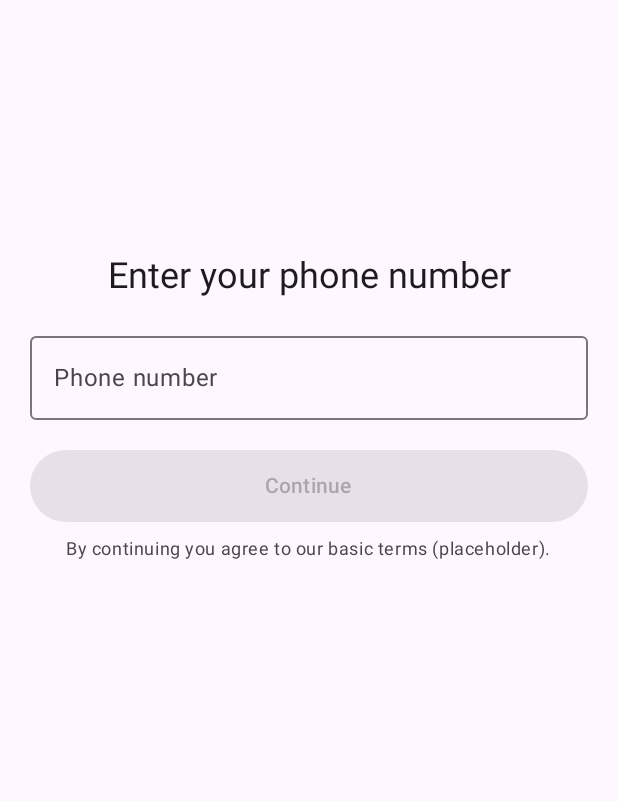
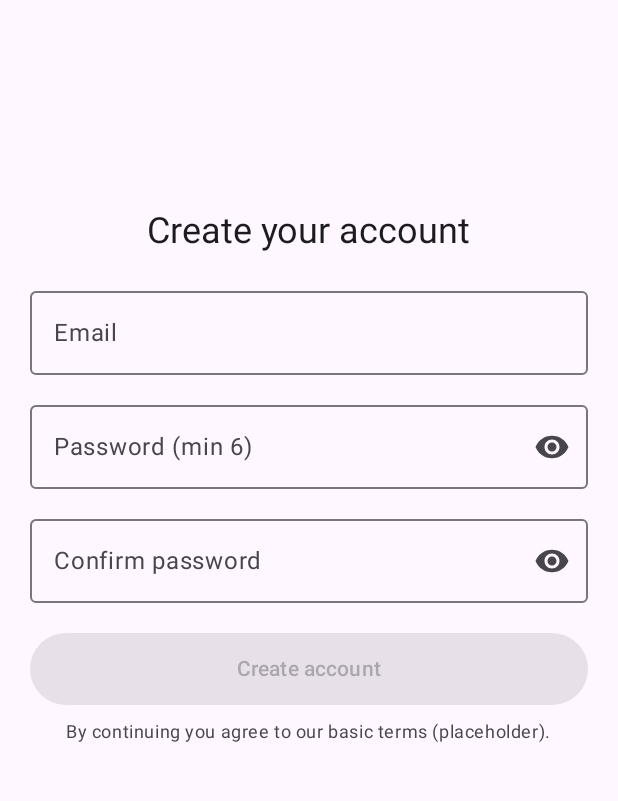
Before and after one commit to AlonBletter/protectalk-client, an Android app built with Jetpack Compose: the screen it shows after launch (MainActivity), on a phone screen of 412 x 824 dp, the part 69-870 px from its top. Run offline under Robolectric (Android 15) with nearby library versions, the phone set to English and light mode, and no system bars; our stand-ins replace Firebase (no records; nobody signed in at launch, a user with empty details on screens opened directly).

Commit message:
Moved to Email/Password Auth and it works!!!!

```diff
--- a/app/build.gradle.kts
+++ b/app/build.gradle.kts
@@ -53,6 +53,11 @@ dependencies {
     implementation("androidx.activity:activity-compose:1.8.0")
     implementation("androidx.compose.ui:ui:1.5.3")
     implementation("androidx.compose.material3:material3:1.1.2")
+
+    // Material Icons
+    implementation(libs.material.icons.core)
+    implementation(libs.androidx.material.icons.extended)
+
     implementation("androidx.navigation:navigation-compose:2.7.3")
     implementation(libs.androidx.core.ktx)
     implementation(libs.androidx.lifecycle.runtime.ktx)
--- a/app/src/main/java/com/protectalk/protectalk/navigation/AppNavHost.kt
+++ b/app/src/main/java/com/protectalk/protectalk/navigation/AppNavHost.kt
@@ -4,24 +4,23 @@ import androidx.compose.foundation.layout.padding
 import androidx.compose.material.icons.Icons
 import androidx.compose.material.icons.filled.Home
 import androidx.compose.material.icons.filled.Settings
-import androidx.compose.material.icons.filled.Add
+import androidx.compose.material.icons.filled.Shield
 import androidx.compose.material3.*
 import androidx.compose.runtime.Composable
+import androidx.compose.runtime.LaunchedEffect
 import androidx.compose.runtime.collectAsState
 import androidx.compose.runtime.getValue
+import androidx.compose.ui.Modifier
 import androidx.navigation.NavDestination
 import androidx.navigation.NavDestination.Companion.hierarchy
 import androidx.navigation.NavGraph.Companion.findStartDestination
 import androidx.navigation.NavHostController
-import androidx.navigation.NavType
 import androidx.navigation.compose.*
-import androidx.navigation.navArgument
 import com.protectalk.protectalk.ui.home.HomeScreen
 import com.protectalk.protectalk.ui.protection.ProtectionScreen
 import com.protectalk.protectalk.ui.registration.RegistrationScreen
-import com.protectalk.protectalk.ui.registration.VerificationScreen
 import com.protectalk.protectalk.ui.settings.SettingsScreen
-import com.protectalk.protectalk.ui.splash.SplashScreen // ← add this import
+import com.protectalk.protectalk.ui.splash.SplashScreen
 import androidx.lifecycle.viewmodel.compose.viewModel
 import com.protectalk.protectalk.ui.registration.AuthViewModel
 
@@ -33,28 +32,23 @@ private data class NavItem(
 
 private val bottomItems = listOf(
     NavItem(Routes.Home, "Home", Icons.Default.Home),
-    NavItem(Routes.Protection, "Protection", Icons.Default.Add),
+    NavItem(Routes.Protection, "Protection", Icons.Default.Shield),
     NavItem(Routes.Settings, "Settings", Icons.Default.Settings)
 )
 
 @OptIn(ExperimentalMaterial3Api::class)
 @Composable
 fun AppNavHost(navController: NavHostController) {
+    val authViewModel: AuthViewModel = viewModel()
+
     val navBackStackEntry by navController.currentBackStackEntryAsState()
-    val currentDest: NavDestination? = navBackStackEntry?.destination
-
-    val authViewModel: AuthViewModel = viewModel()
+    val currentDest = navBackStackEntry?.destination
     val isSignedIn = authViewModel.ui.collectAsState().value.isSignedIn
 
     Scaffold(
         bottomBar = {
-            // Show bottom bar only when not in splash/auth flow
             val route = currentDest?.route
-            val showBar =
-                route?.startsWith("verification") == false &&
-                        route != Routes.Registration &&
-                        route != Routes.Splash
-
+            val showBar = route != Routes.Splash && route != Routes.Registration
             if (showBar) {
                 NavigationBar {
                     bottomItems.forEach { item ->
@@ -64,13 +58,10 @@ fun AppNavHost(navController: NavHostController) {
                             onClick = {
                                 if (!selected) {
                                     navController.navigate(item.route) {
-                                        // Pop up to the start of the graph to avoid building a large stack
                                         popUpTo(navController.graph.findStartDestination().id) {
                                             saveState = true
                                         }
-                                        // Avoid multiple copies of the same destination
                                         launchSingleTop = true
-                                        // Restore state when reselecting a previously selected item
                                         restoreState = true
                                     }
                                 }
@@ -85,15 +76,14 @@ fun AppNavHost(navController: NavHostController) {
     ) { padding ->
         NavHost(
             navController = navController,
-            startDestination = Routes.Splash, // ← start at Splash now
-            modifier = androidx.compose.ui.Modifier.padding(padding)
+            startDestination = Routes.Splash,
+            modifier = Modifier.padding(padding)
         ) {
-            // Splash decides where to go based on isSignedIn
             composable(Routes.Splash) {
                 SplashScreen()
-                androidx.compose.runtime.LaunchedEffect(isSignedIn) {
+                LaunchedEffect(isSignedIn) {
                     navController.navigate(if (isSignedIn) Routes.Home else Routes.Registration) {
-                        popUpTo(Routes.Splash) { inclusive = true } // remove Splash from back stack
+                        popUpTo(Routes.Splash) { inclusive = true }
                         launchSingleTop = true
                     }
                 }
@@ -101,27 +91,18 @@ fun AppNavHost(navController: NavHostController) {
 
             composable(Routes.Registration) {
                 RegistrationScreen(
-                    onContinue = { phone ->
-                        // TODO(auth): start Firebase verifyPhoneNumber(phone) before nav; stash verificationId/resendToken
-                        navController.navigate("verification/$phone")
-                    }
-                )
-            }
-
-            composable(
-                route = Routes.Verification,
-                arguments = listOf(navArgument("phone") { type = NavType.StringType })
-            ) { backStackEntry ->
-                val phone = backStackEntry.arguments?.getString("phone") ?: ""
-                VerificationScreen(
-                    phoneNumber = phone,
-                    onVerified = {
-                        // NOTE: Once Firebase is wired, rely on FirebaseAuth.getInstance().currentUser instead
-                        authViewModel.markSignedIn() // UI-only session gate for now
-                        navController.navigate(Routes.Home) {
-                            popUpTo(Routes.Registration) { inclusive = true } // clear auth screens
-                            launchSingleTop = true
-                        }
+                    onRegister = { email, password ->
+                        authViewModel.signUp(
+                            email = email,
+                            password = password,
+                            onSuccess = {
+                                navController.navigate(Routes.Home) {
+                                    popUpTo(Routes.Registration) { inclusive = true }
+                                    launchSingleTop = true
+                                }
+                            },
+                            onError = { /* TODO: surface error via snackbar/text */ }
+                        )
                     }
                 )
             }
@@ -133,6 +114,6 @@ fun AppNavHost(navController: NavHostController) {
     }
 }
 
-// tiny helper to highlight the selected tab when nested graphs are used (safe here too)
+// helper to highlight the selected tab
 private fun NavDestination?.isRouteInHierarchy(route: String): Boolean =
     this?.hierarchy?.any { it.route == route } == true
--- a/app/src/main/java/com/protectalk/protectalk/ui/registration/RegistrationScreen.kt
+++ b/app/src/main/java/com/protectalk/protectalk/ui/registration/RegistrationScreen.kt
@@ -2,32 +2,48 @@
 
 package com.protectalk.protectalk.ui.registration
 
-import android.app.Activity
 import androidx.compose.foundation.layout.*
 import androidx.compose.foundation.text.KeyboardOptions
+import androidx.compose.material.icons.Icons
+import androidx.compose.material.icons.filled.Visibility
+import androidx.compose.material.icons.filled.VisibilityOff
 import androidx.compose.material3.*
 import androidx.compose.runtime.*
+import androidx.compose.runtime.saveable.rememberSaveable
 import androidx.compose.ui.Alignment
 import androidx.compose.ui.Modifier
-import androidx.compose.ui.platform.LocalContext
 import androidx.compose.ui.text.input.KeyboardType
+import androidx.compose.ui.text.input.PasswordVisualTransformation
+import androidx.compose.ui.text.input.VisualTransformation
 import androidx.compose.ui.tooling.preview.Preview
 import androidx.compose.ui.unit.dp
-import androidx.lifecycle.viewmodel.compose.viewModel
 
 @Preview(showBackground = true)
 @Composable
 private fun RegistrationScreen_Preview() {
-    RegistrationScreen(onContinue = { /* no-op for preview */ })
+    RegistrationScreen(onRegister = { _, _ -> })
 }
 
 @Composable
 fun RegistrationScreen(
-    onContinue: (phone: String) -> Unit,
-    viewModel: AuthViewModel = viewModel()   // ← inject VM (keeps look identical)
+    onRegister: (email: String, password: String) -> Unit, // will call VM later
+    // later we can inject a VM: viewModel: EmailAuthViewModel = viewModel()
 ) {
-    var phone by remember { mutableStateOf("") }
-    val activity = LocalContext.current as Activity
+    var email by rememberSaveable { mutableStateOf("") }
+    var password by rememberSaveable { mutableStateOf("") }
+    var confirm by rememberSaveable { mutableStateOf("") }
+    var showPassword by rememberSaveable { mutableStateOf(false) }
+    var showConfirm by rememberSaveable { mutableStateOf(false) }
+    var errorText by remember { mutableStateOf<String?>(null) }
+    var isSubmitting by rememberSaveable { mutableStateOf(false) } // UI loading toggle
+
+    fun isValidEmail(s: String): Boolean =
+        android.util.Patterns.EMAIL_ADDRESS.matcher(s).matches()
+
+    val passwordsMatch = password == confirm
+    val passwordOk = password.length >= 6
+    val emailOk = isValidEmail(email)
+    val canSubmit = emailOk && passwordOk && passwordsMatch && !isSubmitting
 
     Scaffold(
         topBar = { CenterAlignedTopAppBar(title = { Text("ProtecTalk") }) }
@@ -40,49 +56,102 @@ fun RegistrationScreen(
             Column(
                 modifier = Modifier
                     .align(Alignment.TopCenter)
-                    .padding(horizontal = 20.dp, vertical = 150.dp)
+                    .padding(horizontal = 20.dp, vertical = 120.dp)
                     .widthIn(max = 420.dp),
                 horizontalAlignment = Alignment.CenterHorizontally
             ) {
-                Text("Enter your phone number", style = MaterialTheme.typography.headlineSmall)
+                Text("Create your account", style = MaterialTheme.typography.headlineSmall)
 
                 Spacer(Modifier.height(16.dp))
 
                 OutlinedTextField(
-                    value = phone,
-                    onValueChange = { phone = it },
-                    label = { Text("Phone number") },
+                    value = email,
+                    onValueChange = { email = it; errorText = null },
+                    label = { Text("Email") },
                     singleLine = true,
-                    keyboardOptions = KeyboardOptions(keyboardType = KeyboardType.Phone),
+                    keyboardOptions = KeyboardOptions(keyboardType = KeyboardType.Email),
+                    modifier = Modifier.fillMaxWidth()
+                )
+
+                Spacer(Modifier.height(12.dp))
+
+                OutlinedTextField(
+                    value = password,
+                    onValueChange = { password = it; errorText = null },
+                    label = { Text("Password (min 6)") },
+                    singleLine = true,
+                    visualTransformation = if (showPassword) VisualTransformation.None else PasswordVisualTransformation(),
+                    trailingIcon = {
+                        IconButton(onClick = { showPassword = !showPassword }) {
+                            Icon(
+                                imageVector = if (showPassword) Icons.Filled.VisibilityOff else Icons.Filled.Visibility,
+                                contentDescription = if (showPassword) "Hide password" else "Show password"
+                            )
+                        }
+                    },
+                    modifier = Modifier.fillMaxWidth()
+                )
+
+                Spacer(Modifier.height(12.dp))
+
+                OutlinedTextField(
+                    value = confirm,
+                    onValueChange = { confirm = it; errorText = null },
+                    label = { Text("Confirm password") },
+                    singleLine = true,
+                    visualTransformation = if (showConfirm) VisualTransformation.None else PasswordVisualTransformation(),
+                    trailingIcon = {
+                        IconButton(onClick = { showConfirm = !showConfirm }) {
+                            Icon(
+                                imageVector = if (showConfirm) Icons.Filled.VisibilityOff else Icons.Filled.Visibility,
+                                contentDescription = if (showConfirm) "Hide password" else "Show password"
+                            )
+                        }
+                    },
                     modifier = Modifier.fillMaxWidth()
                 )
 
                 Spacer(Modifier.height(20.dp))
 
+                // Inline validation hints (simple, unobtrusive)
+                if (!emailOk && email.isNotBlank()) {
+                    Text("Enter a valid email address.", color = MaterialTheme.colorScheme.error)
+                    Spacer(Modifier.height(6.dp))
+                }
+                if (!passwordOk && password.isNotEmpty()) {
+                    Text("Password must be at least 6 characters.", color = MaterialTheme.colorScheme.error)
+                    Spacer(Modifier.height(6.dp))
+                }
+                if (!passwordsMatch && confirm.isNotEmpty()) {
+                    Text("Passwords do not match.", color = MaterialTheme.colorScheme.error)
+                    Spacer(Modifier.height(6.dp))
+                }
+
+                // Server/VM error
+                errorText?.let {
+                    Text(it, color = MaterialTheme.colorScheme.error)
+                    Spacer(Modifier.height(6.dp))
+                }
+
                 Button(
                     onClick = {
-                        val normalized = if (phone == "1") {
-                            "+16505551234"
-                        } else {
-                            phone
-                                .trim()
-                                .replace(" ", "")
-                                .replace("-", "")
-                                .replace("(", "")
-                                .replace(")", "")
-                        }
-                        // Ensure it starts with '+' and country code; for IL numbers,
-                        // users might type 052..., you should transform to +97252...
-                        // For now, require they type the '+' country form:
-                        viewModel.setPhone(normalized)
-                        viewModel.startPhoneVerification(activity)
-                        onContinue(normalized)
+                        // Basic client validation (extra guard)
+                        if (!emailOk) { errorText = "Invalid email format"; return@Button }
+                        if (!passwordOk) { errorText = "Password too short"; return@Button }
+                        if (!passwordsMatch) { errorText = "Passwords don’t match"; return@Button }
+
+                        isSubmitting = true
+                        // TODO(Firebase): call VM -> FirebaseAuth.createUserWithEmailAndPassword(email, password)
+                        //   .addOnCompleteListener { isSubmitting = false; if (it.isSuccessful) onRegister(email, password) else errorText = it.exception?.message }
+                        // For now, just transition:
+                        isSubmitting = false
+                        onRegister(email, password)
                     },
-                    enabled = phone.isNotBlank(),
+                    enabled = canSubmit,
                     modifier = Modifier
                         .fillMaxWidth()
                         .height(48.dp)
-                ) { Text("Continue") }
+                ) { Text(if (isSubmitting) "Creating..." else "Create account") }
 
                 Spacer(Modifier.height(10.dp))
 
--- a/gradle/libs.versions.toml
+++ b/gradle/libs.versions.toml
@@ -11,9 +11,12 @@ activityCompose = "1.8.0"
 composeBom = "2024.09.00"
 foundation = "1.9.0"
 gmsPlugin = "4.4.3"
+materialIconsCoreVersion = "<latest-version>"
+materialIconsExtended = "<latest-version>"
 
 [libraries]
 androidx-core-ktx = { group = "androidx.core", name = "core-ktx", version.ref = "coreKtx" }
+androidx-material-icons-extended = { module = "androidx.compose.material:material-icons-extended", version.ref = "materialIconsExtended" }
 firebase-bom = { module = "com.google.firebase:firebase-bom", version.ref = "firebaseBom" }
 firebase-auth-ktx = { module = "com.google.firebase:firebase-auth-ktx" }
 junit = { group = "junit", name = "junit", version.ref = "junit" }
@@ -30,6 +33,7 @@ androidx-ui-test-manifest = { group = "androidx.compose.ui", name = "ui-test-man
 androidx-ui-test-junit4 = { group = "androidx.compose.ui", name = "ui-test-junit4" }
 androidx-material3 = { group = "androidx.compose.material3", name = "material3" }
 androidx-foundation = { group = "androidx.compose.foundation", name = "foundation", version.ref = "foundation" }
+material-icons-core = { module = "androidx.compose.material:material-icons-core", version.ref = "materialIconsCoreVersion" }
 
 [plugins]
 android-application = { id = "com.android.application", version.ref = "agp" }
```
Also changed, not shown: app/src/main/java/com/protectalk/protectalk/ui/registration/AuthViewModel.kt (+51 -137 lines), app/src/main/java/com/protectalk/protectalk/ui/registration/VerificationScreen.kt (+130 -130 lines).
